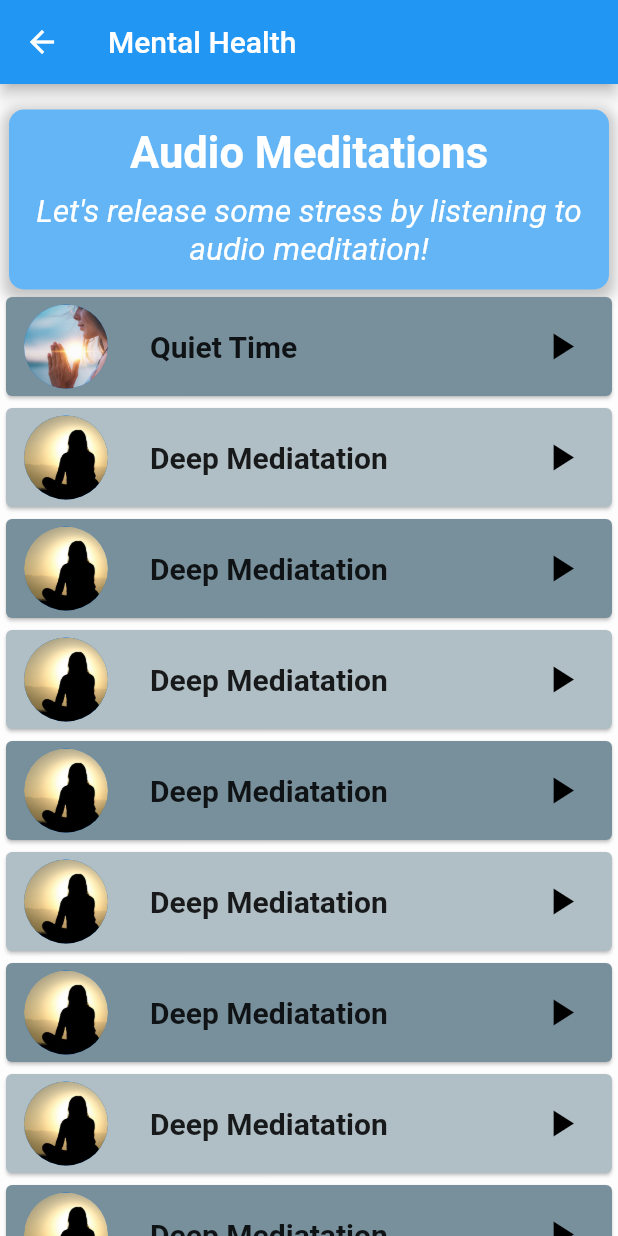
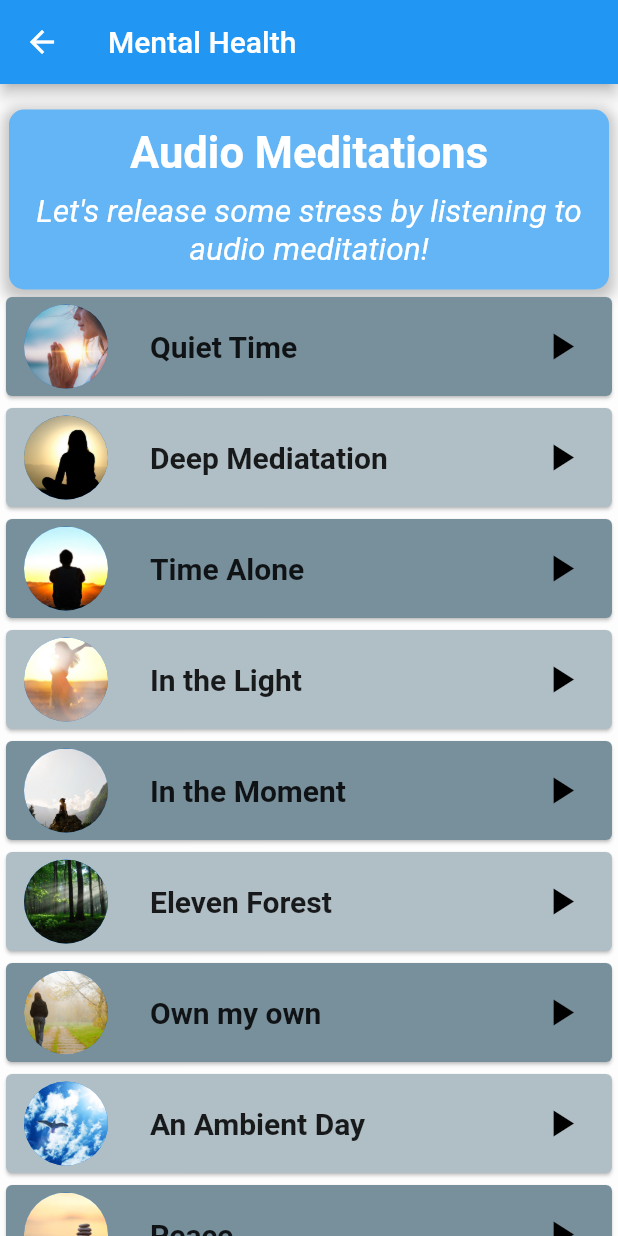
Before and after one commit to devAbdulAzizUmar/scene-it, a Flutter app: the MindHomePage screen opened by its route, after a tap on "Mental Health", on a phone screen of 412 x 824 dp. Run offline on Flutter 3.47's test engine with Material 2 defaults, Android fonts, the phone set to English and light mode, and no system bars; our stand-ins replace audioplayers, flutter_secure_storage, jwt_decoder; missing offline and left inert: arcore_flutter_plugin, arkit_plugin, assets_audio_player_web, image_picker_for_web, time_ago_provider; accounts and stored records are empty.

Commit message:
mind home & mental health
UI and audios title & images

```diff
--- a/lib/Screens/Mentalhealth.dart
+++ b/lib/Screens/Mentalhealth.dart
@@ -50,43 +50,43 @@ class _MentalhealthState extends State<Mentalhealth> {
       audioAsset: '2.mp3',
     ),
     Audio(
-      title: "Deep Mediatation",
-      image: 'assets/dm.png',
+      title: "Time Alone",
+      image: 'assets/ti.jpg',
       audioAsset: '3.mp3',
     ),
     Audio(
-      title: "Deep Mediatation",
-      image: 'assets/dm.png',
+      title: "In the Light",
+      image: 'assets/light.jpg',
       audioAsset: '4.mp3',
     ),
     Audio(
-      title: "Deep Mediatation",
-      image: 'assets/dm.png',
+      title: "In the Moment",
+      image: 'assets/moment.jpg',
       audioAsset: '5.mp3',
     ),
     Audio(
-      title: "Deep Mediatation",
-      image: 'assets/dm.png',
+      title: "Eleven Forest",
+      image: 'assets/ef.jpg',
       audioAsset: '6.mp3',
     ),
     Audio(
-      title: "Deep Mediatation",
-      image: 'assets/dm.png',
+      title: "Own my own",
+      image: 'assets/omo.jpg',
       audioAsset: '7.mp3',
     ),
     Audio(
-      title: "Deep Mediatation",
-      image: 'assets/dm.png',
+      title: "An Ambient Day",
+      image: 'assets/ad.jpg',
       audioAsset: '8.mp3',
     ),
     Audio(
-      title: "Deep Mediatation",
-      image: 'assets/dm.png',
+      title: "Peace",
+      image: 'assets/peace.jpg',
       audioAsset: '9.mp3',
     ),
     Audio(
-      title: "Deep Mediatation",
-      image: 'assets/dm.png',
+      title: "Mellow Thoughts",
+      image: 'assets/mt.jpg',
       audioAsset: '10.mp3',
     ),
   ];
--- a/lib/Screens/mind-home.dart
+++ b/lib/Screens/mind-home.dart
@@ -22,71 +22,173 @@ class _MeditationhomeState extends State<MindHomePage> {
       body: Container(
         alignment: Alignment.center,
         decoration: BoxDecoration(color: Colors.white),
-        child: Container(
-          child: Column(
-            mainAxisAlignment: MainAxisAlignment.center,
-            children: [
+       child:Column(children: [
+         SizedBox(height: 15,),
+      Container(
+                padding:EdgeInsets.only(top:12),
+                   //alignment: Alignment.bottomLeft,
+                   height: 140,
+                   width: 390,
+                   decoration: BoxDecoration(
+                   borderRadius: BorderRadius.circular(10),
+                    gradient: LinearGradient(colors:[
+                    Colors.blue[900],
+                    Colors.blue[300]
+               ]),
+
+                   boxShadow:[ BoxShadow(color: Colors.grey.withOpacity(0.6),
+                   spreadRadius:4,
+                   blurRadius: 7,
+                   offset: Offset(0, 3),
+
+
+                   ),]
+
+                   ),
+
+          child:Column(children: [
+           // SizedBox(height: 10),
+
+           Row(children: [
+           SizedBox(width: 30,),
+           // mainAxisAlignment: MainAxisAlignment.center,
+           Column(children: [
               ///*Main Heading*///////
+             SizedBox(height: 20,),
+
               Text(
                 "Welcome,",
-                style: TextStyle(color: Colors.black, fontSize: 35),
+                style: TextStyle(color: Colors.white, fontSize: 25),
               ),
               Container(
-                height: 20,
+                height: 15,
               ),
 //////*Second Heading*///////
               Text(
                 username == null ? "Username" : username,
                 style: TextStyle(
-                    color: Colors.black,
-                    fontSize: 30,
+                    color: Colors.white,
+                    fontSize: 20,
                     fontWeight: FontWeight.bold),
               ),
+                SizedBox(height: 30,),
+            ]),
 
-              Container(
-                height: 80,
+            SizedBox(width: 150),
+
+               CircleAvatar(
+                     backgroundImage: AssetImage('assets/user.png'),
+                     maxRadius: 45,
+                     backgroundColor: Colors.grey,
+                    ),]),
+          ]),),
+
+                   SizedBox(height: 40,),
+          //////Second Row//////////////
+                  Row(
+               mainAxisAlignment:MainAxisAlignment.center,
+               children: [
+              ////////////First////////////
+                     Card(
+                     child: new InkWell(
+                        onTap: () {
+                        Navigator.push( context, MaterialPageRoute(
+                         builder: (context) => Mentalhealth(),));},
+              child:  Container(
+                   alignment: Alignment.center,
+                   height: 300,
+                   width: 170,
+                   decoration: BoxDecoration(
+                   borderRadius: BorderRadius.circular(10),
+                    gradient: LinearGradient(colors:[
+                    Colors.blue[700],
+                    Colors.blue[300]
+                    ]),
+                   boxShadow:[ BoxShadow(color: Colors.grey.withOpacity(0.6),
+                   spreadRadius:4,
+                   blurRadius: 7,
+                   offset: Offset(0, 3),
+                   ),]),
+
+                   child:Column(
+                     mainAxisAlignment: MainAxisAlignment.center,
+                     children: [
+
+                    CircleAvatar(
+                     backgroundImage: AssetImage('assets/mental.jpg'),
+                     maxRadius: 75,
+                     backgroundColor: Colors.grey,
                     ),
 
-/////* Padding Container*////////
-              Container(
-                height: 250,
-                width: 300,
-                padding: EdgeInsets.symmetric(horizontal: 30),
-                decoration: BoxDecoration(
-                  color: Colors.white,
-                  borderRadius: BorderRadius.circular(10),
-                ),
-///////*Second Column for Buttons*/////
+                    SizedBox(height: 20,),
 
-                child: Column(
-                  children: [
-                    Container(
-                      height: 70,
-                    ),
-                    ElevatedButton(
-                      onPressed: () {
-                        Navigator.pushNamed(
-                            context, Motivationalquotes.routeName);
-                      },
-                      child: Text(
-                        "Motivational Quotes",
-                        style: TextStyle(fontSize: 20),
+                   Text("Mental Health",
+                   textAlign:TextAlign.center,
+                   style: TextStyle(color: Colors.white,
+                   fontSize: 27,
+                   fontWeight: FontWeight.bold
+                   )),
+
+                    SizedBox(height: 10,),
+
+                   ]),),
   ),
 ),
-                    ElevatedButton(
-                      onPressed: () {
-                        Navigator.pushNamed(context, Mentalhealth.routeName);
-                      },
-                      child: Text(
-                        "Mental Health",
-                        style: TextStyle(fontSize: 20),
+                    SizedBox(width: 20),
+                 ///////Second/////////////////////////////
+             Card(
+                     child: new InkWell(
+                        onTap: () {
+                        Navigator.push( context, MaterialPageRoute(
+                         builder: (context) => Motivationalquotes(),));},
+              child:  Container(
+                   alignment: Alignment.center,
+                   height: 300,
+                   width: 170,
+                   decoration: BoxDecoration(
+                   borderRadius: BorderRadius.circular(10),
+                   gradient: LinearGradient(colors:[
+                    Colors.blue[300],
+                    Colors.blue[700]
+               ]),
+                   boxShadow:[ BoxShadow(color: Colors.grey.withOpacity(0.6),
+                   spreadRadius:4,
+                   blurRadius: 7,
+                   offset: Offset(0, 3),
+                   ),]),
+
+                   child:Column(
+                     mainAxisAlignment: MainAxisAlignment.center,
+                     children: [
+
+
+                     CircleAvatar(
+                     backgroundImage: AssetImage('assets/quotes.jpg'),
+                     maxRadius: 75,
+                     backgroundColor: Colors.grey,
                     ),
-                    )
-                  ],
+
+                   SizedBox(height: 20,),
+
+                   Text("Motivational Quotes",
+                   textAlign:TextAlign.center,
+                   style: TextStyle(color: Colors.white,
+                   fontSize: 27,
+                   fontWeight: FontWeight.bold
+                   )),
+
+                   ]),),
                    ),
                   ),
+                  SizedBox(height: 20),
+
+
+
+
+
+
+           ],),
           ],
-          ),
         ),
       ),
    );
```
Also changed, not shown: assets/mental.jpg (added), assets/quotes.jpg (added), assets/user.png (added). Lines whose indentation alone changed are shown as unchanged.
